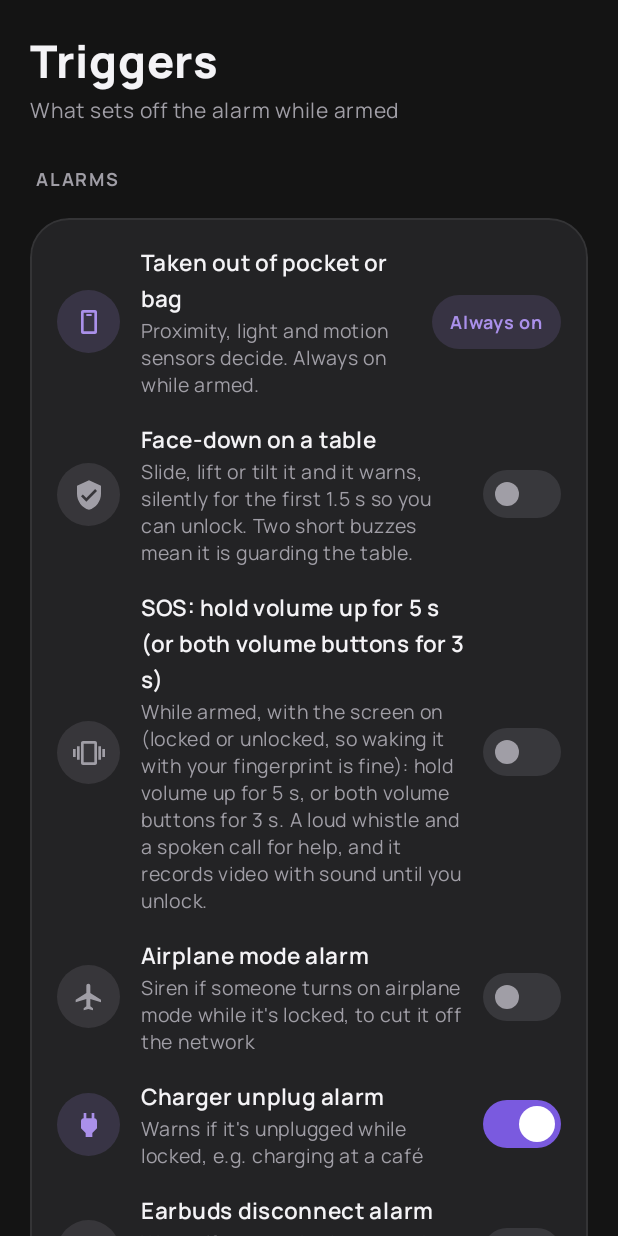
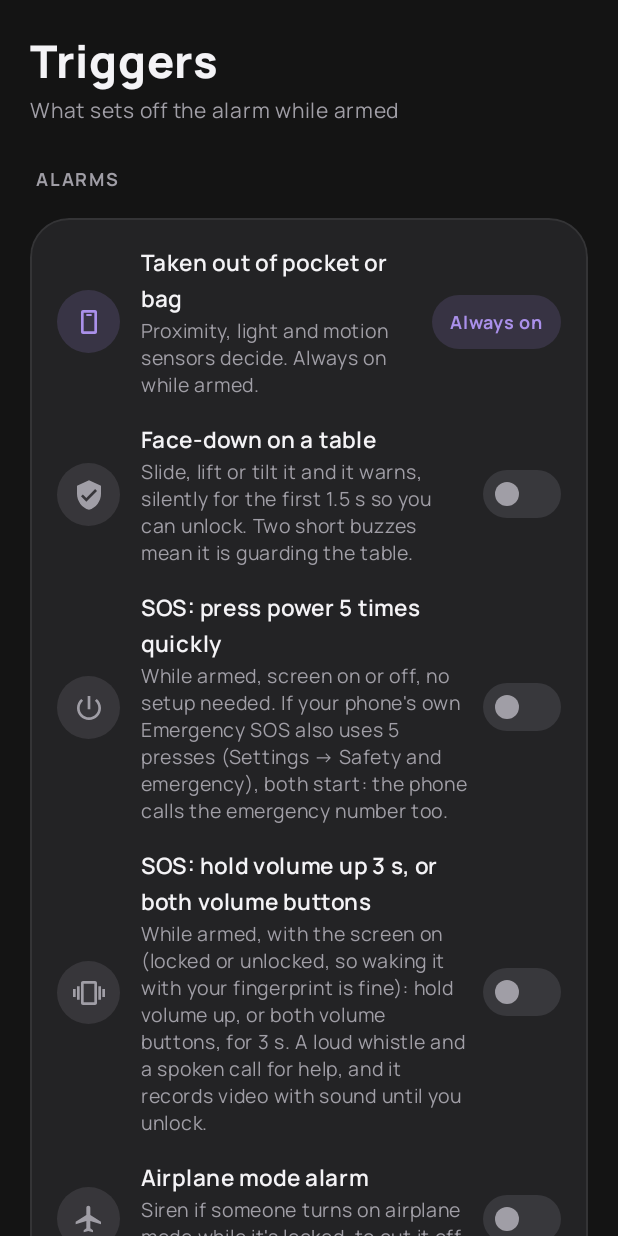
Before and after one commit to taiyebnirjhar/Pocket-guard, an Android app built with Jetpack Compose: the composable TriggersScreen called with empty values, after a tap on "Airplane mode alarm", on a phone screen of 412 x 824 dp. Run offline under Robolectric (Android 15) with nearby library versions, the phone set to English and light mode, and no system bars; 3 other taps on this screen came first.

Commit message:
SOS: power pressed 5 times quickly; volume up held 3 s
The volume gesture took too long. Now:
- Power pressed quickly about 5 times calls for help, with the screen
  on or off and nothing to set up (no accessibility). No app sees the
  power key, but each press turns the screen on or off: four changes
  within 4 s count (Android can merge one when presses are fast); two or
  three, like checking the time, never do; calls are left out. On by
  default, with a switch in Triggers that notes phones whose own
  Emergency SOS uses the same presses.
- Volume up alone now needs 3 s, the same as both volume keys.
- Unit tests for the presses; e2e presses the real power key: 3 presses
  are not SOS, 5 sound the SOS alarm, unlock stops it.

Co-Authored-By: Claude Opus 5.5 <noreply@anthropic.com>
Claude-Session: https://claude.ai/code/session_01HFPEiX9pn7YGYvqjXzcg9B

```diff
--- a/app/src/main/java/com/taiyeb/pocketguard/Prefs.kt
+++ b/app/src/main/java/com/taiyeb/pocketguard/Prefs.kt
@@ -124,6 +124,10 @@ object Prefs {
 
     /** SOS: both volume keys held 3 s sounds a call for help and records, while armed and locked. */
     fun sosButtons(context: Context) = SOS_AVAILABLE && get(context, "sos_buttons", true)
+
+    /** Power pressed about five times quickly calls for help (no setup; works with the screen off). */
+    fun sosPowerPresses(context: Context) = SOS_AVAILABLE && get(context, "sos_power_presses", true)
+    fun setSosPowerPresses(context: Context, value: Boolean) = put(context, "sos_power_presses", value)
     fun setSosButtons(context: Context, value: Boolean) = put(context, "sos_buttons", value)
 
     /** Guard a phone lying face-down on a table, not only one in a pocket. */
--- a/app/src/main/java/com/taiyeb/pocketguard/SosHold.kt
+++ b/app/src/main/java/com/taiyeb/pocketguard/SosHold.kt
@@ -13,8 +13,8 @@ class SosHold(
     companion object {
         const val BOTH_MS = 3000L
 
-        /** Longer than any volume change: holding it this long is on purpose. */
-        const val UP_MS = 5000L
+        /** Longer than a volume change: holding it this long is on purpose. */
+        const val UP_MS = 3000L
     }
 
     private var upDown = false
--- a/app/src/main/java/com/taiyeb/pocketguard/TriggersScreen.kt
+++ b/app/src/main/java/com/taiyeb/pocketguard/TriggersScreen.kt
@@ -38,6 +38,7 @@ fun TriggersScreen(refreshKey: Int) {
     var photos by remember { mutableStateOf(Prefs.intruderPhotos(context)) }
     var tableGuard by remember { mutableStateOf(Prefs.tableGuard(context)) }
     var sosButtons by remember { mutableStateOf(Prefs.sosButtons(context)) }
+    var sosPower by remember { mutableStateOf(Prefs.sosPowerPresses(context)) }
     var camera by remember(refreshKey) {
         mutableStateOf(context.checkSelfPermission(Manifest.permission.CAMERA) == PackageManager.PERMISSION_GRANTED)
     }
@@ -80,6 +81,10 @@ fun TriggersScreen(refreshKey: Int) {
                 Prefs.setTableGuard(context, it)
             }
             if (Prefs.SOS_AVAILABLE) {
+                ToggleRow(R.drawable.ic_power, stringResource(R.string.triggers_sos_power), stringResource(R.string.triggers_sos_power_sub), sosPower) {
+                    sosPower = it
+                    Prefs.setSosPowerPresses(context, it)
+                }
                 ToggleRow(R.drawable.ic_vibration, stringResource(R.string.triggers_sos), stringResource(R.string.triggers_sos_sub), sosButtons) {
                     sosButtons = it
                     Prefs.setSosButtons(context, it)
--- a/app/src/main/res/values/strings.xml
+++ b/app/src/main/res/values/strings.xml
@@ -207,7 +207,7 @@
     <string name="ready_dnd">Siren through Do Not Disturb</string>
     <string name="ready_dnd_why">Lets the siren sound even in total silence mode.</string>
     <string name="ready_sos_keys">SOS buttons</string>
-    <string name="ready_sos_keys_why">Call for help without opening the app: hold volume up for 5 s.</string>
+    <string name="ready_sos_keys_why">Call for help without opening the app: hold volume up for 3 s.</string>
     <string name="ready_sos_record">Camera and microphone for SOS</string>
     <string name="ready_sos_record_why">Records video with sound while SOS runs.</string>
     <string name="ready_contacts">Who to alert</string>
@@ -220,16 +220,18 @@
     <string name="sos_speech">Help! Stop it! Help!</string>
     <string name="alarm_help">I NEED HELP</string>
     <string name="alarm_help_sub">This person called for help. Please stay with them, or call the local emergency number.</string>
-    <string name="triggers_sos">SOS: hold volume up for 5 s (or both volume buttons for 3 s)</string>
-    <string name="triggers_sos_sub">While armed, with the screen on (locked or unlocked, so waking it with your fingerprint is fine): hold volume up for 5 s, or both volume buttons for 3 s. A loud whistle and a spoken call for help, and it records video with sound until you unlock.</string>
-    <string name="test_10">SOS: while armed, wake the screen (a fingerprint unlock is fine), then hold volume up for 5 s (or + and − together for 3 s): a buzz, a whistle and a spoken call for help, and recording starts. Unlock to stop; the video is in History.</string>
+    <string name="triggers_sos_power">SOS: press power 5 times quickly</string>
+    <string name="triggers_sos_power_sub">While armed, screen on or off, no setup needed. If your phone\'s own Emergency SOS also uses 5 presses (Settings → Safety and emergency), both start: the phone calls the emergency number too.</string>
+    <string name="triggers_sos">SOS: hold volume up 3 s, or both volume buttons</string>
+    <string name="triggers_sos_sub">While armed, with the screen on (locked or unlocked, so waking it with your fingerprint is fine): hold volume up, or both volume buttons, for 3 s. A loud whistle and a spoken call for help, and it records video with sound until you unlock.</string>
+    <string name="test_10">SOS: while armed, press power quickly 5 times (screen on or off), or wake the screen and hold volume up for 3 s: a buzz, a whistle and a spoken call for help, and recording starts. Unlock to stop; the video is in History.</string>
     <string name="trigger_table">Picked up from the table</string>
     <string name="history_put_back">cancelled: put back down</string>
     <string name="triggers_table">Face-down on a table</string>
     <string name="triggers_table_sub">Slide, lift or tilt it and it warns, silently for the first 1.5 s so you can unlock. Two short buzzes mean it is guarding the table.</string>
     <string name="test_9">On a table: lock it and lay it down (face-up or face-down). Two short buzzes: guarded (face-up about 1 s, face-down about 4 s). Slide, lift or tilt it: beeps after 1.5 s. Lift it and put it back down still: they stop.</string>
     <string name="sos_accessibility_label">Pocket Guard SOS buttons</string>
-    <string name="sos_accessibility_description">Lets Pocket Guard see volume up held for 5 seconds, or both volume buttons held together for 3 seconds, to sound the SOS alarm. It only watches the volume buttons: it reads nothing on screen and every button works as usual.</string>
+    <string name="sos_accessibility_description">Lets Pocket Guard see volume up, or both volume buttons, held for 3 seconds, to sound the SOS alarm. It only watches the volume buttons: it reads nothing on screen and every button works as usual.</string>
     <string name="sos_keys_off">To use the SOS buttons, turn on \"Pocket Guard SOS buttons\" in Accessibility.</string>
     <string name="sos_guide_title">Turn on the SOS buttons</string>
     <string name="sos_guide_intro">Android protects this setting for apps installed outside the Play Store, so it takes three steps. Each button takes you to the right screen; come back here after each.</string>
@@ -244,7 +246,7 @@
     <string name="history_share">Share</string>
     <string name="history_play">Play recording %1$d</string>
     <string name="sos_keys_disclosure_title">SOS buttons use Accessibility</string>
-    <string name="sos_keys_disclosure">Pocket Guard uses the Accessibility service to detect volume up held for 5 seconds, or volume + and − held together for 3 seconds, to start the SOS alarm and recording, even on the lock screen and when the app is closed. It only watches the volume buttons: it does not read your screen, collect what you type, or change any settings, and the buttons keep working as usual. Nothing it sees leaves your phone. You can turn it off any time in Accessibility settings.</string>
+    <string name="sos_keys_disclosure">Pocket Guard uses the Accessibility service to detect volume up, or volume + and − together, held for 3 seconds, to start the SOS alarm and recording, even on the lock screen and when the app is closed. It only watches the volume buttons: it does not read your screen, collect what you type, or change any settings, and the buttons keep working as usual. Nothing it sees leaves your phone. You can turn it off any time in Accessibility settings.</string>
     <string name="sos_keys_agree">I agree, open settings</string>
     <string name="action_sos">SOS</string>
     <string name="tile_sos_ready">Tap to call for help</string>
@@ -256,7 +258,7 @@
     <string name="disclose_sos_record">Pocket Guard uses the camera and microphone to record video with sound when you start SOS, until you unlock, even when the phone is locked. The recordings are saved on your phone, in History. When your SOS alert with the live location link is on, the video is also uploaded so the people you approved can watch it from that link; otherwise you choose if and with whom to share it.</string>
     <string name="disclose_bluetooth">Pocket Guard uses the names of your paired Bluetooth devices so you can pick which earbuds or watch count, to warn you when they lose the phone and to offer arming when they connect. This stays on your phone.</string>
     <string name="disclose_activity">Pocket Guard uses physical activity (being on a bus or train) to remind you to arm the guard, even when the app is closed. Nothing is stored or shared.</string>
-    <string name="sos_other_ways">Also from the lock screen: the SOS button on the Pocket Guard notification, or the SOS tile in Quick Settings. With the screen off, use your phone\'s own Emergency SOS (press power 5 times), which you can set up in your phone\'s Safety settings.</string>
+    <string name="sos_other_ways">Also from the lock screen: the SOS button on the Pocket Guard notification, or the SOS tile in Quick Settings. Power pressed 5 times works with the screen off too.</string>
     <string name="settings_privacy">Privacy policy</string>
     <string name="contacts_section">Emergency contacts</string>
     <string name="contacts_title">Alerts on SOS</string>
```
Also changed, not shown: app/src/main/java/com/taiyeb/pocketguard/GuardService.kt (+13 -1 lines), app/src/main/java/com/taiyeb/pocketguard/PowerPresses.kt (added, +28 -0 lines), 5 other files.
